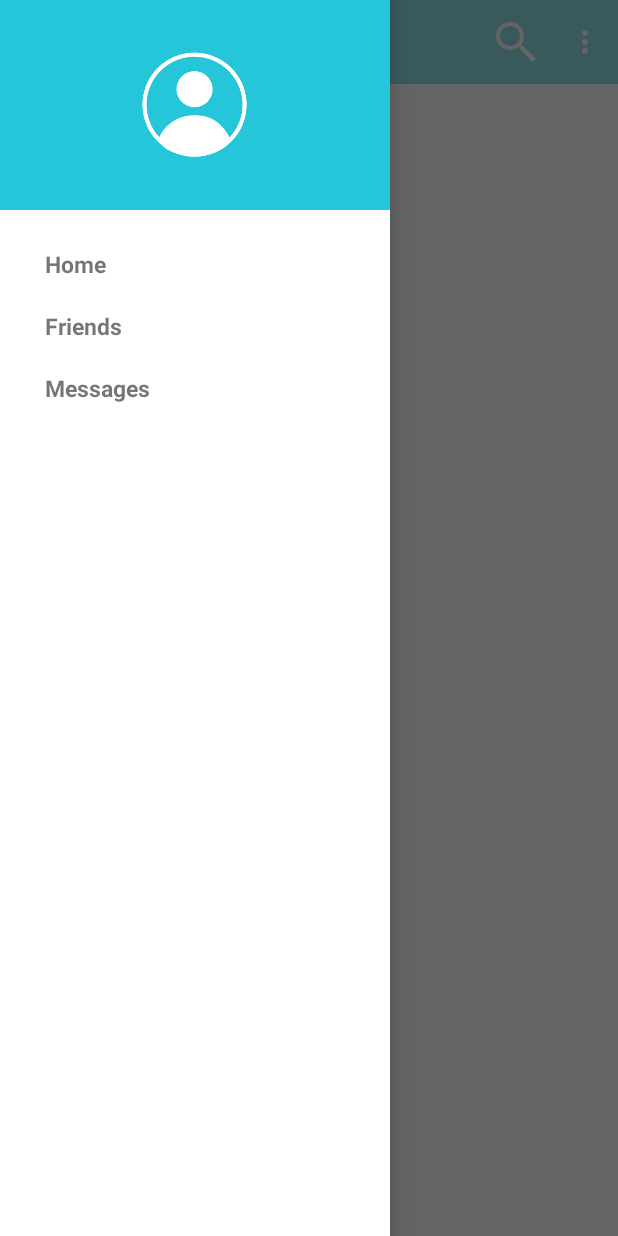
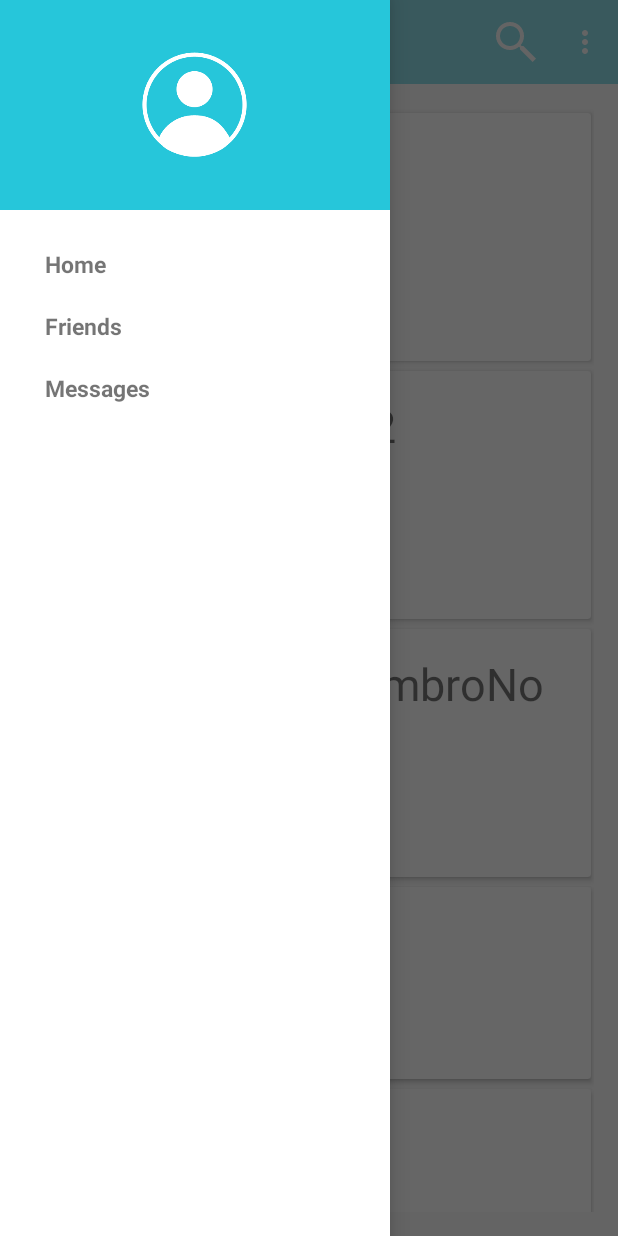
Before and after one commit to carolinags/gymapp, an Android app: the screen it shows after launch (MainActivity), with the side drawer open, on a phone screen of 412 x 824 dp. Run offline under Robolectric (Android 15) with nearby library versions, the phone set to English and light mode, and no system bars.

Commit message:
Finaly, CardView is working!

```diff
--- a/app/src/main/java/com/firstapp/zappts/firstapp/activity/HomeFragment.java
+++ b/app/src/main/java/com/firstapp/zappts/firstapp/activity/HomeFragment.java
@@ -7,6 +7,7 @@ package com.firstapp.zappts.firstapp.activity;
 import android.app.Activity;
 import android.os.Bundle;
 import android.support.v4.app.Fragment;
+import android.support.v4.app.FragmentActivity;
 import android.support.v7.widget.LinearLayoutManager;
 import android.support.v7.widget.RecyclerView;
 import android.view.LayoutInflater;
@@ -27,22 +28,23 @@ public class HomeFragment extends Fragment {
     @Override
     public void onCreate(Bundle savedInstanceState) {
         super.onCreate(savedInstanceState);
-
-        rv=(RecyclerView)getView().findViewById(R.id.rv);
-
-        LinearLayoutManager llm = new LinearLayoutManager(getContext());
-        rv.setLayoutManager(llm);
-        rv.setHasFixedSize(true);
-
-        initializeData();
-        initializeAdapter();
     }
 
     @Override
     public View onCreateView(LayoutInflater inflater, ViewGroup container,
                              Bundle savedInstanceState) {
-        View rootView = inflater.inflate(R.layout.recycle_view, container, false);
+        View rootView = inflater.inflate(R.layout.fragment_home, container, false);
 
+        final FragmentActivity c = getActivity();
+        final RecyclerView recyclerView = (RecyclerView) rootView.findViewById(R.id.rv);
+        LinearLayoutManager layoutManager = new LinearLayoutManager(c);
+        recyclerView.setLayoutManager(layoutManager);
+        recyclerView.setHasFixedSize(true);
+
+        initializeData();
+
+        RecycleViewAdapter adapter = new RecycleViewAdapter(persons);
+        recyclerView.setAdapter(adapter);
 
         // Inflate the layout for this fragment
         return rootView;
@@ -60,13 +62,13 @@ public class HomeFragment extends Fragment {
 
     private void initializeData(){
         persons = new ArrayList<>();
-        persons.add(new Person("Emma Wilson", "23 years old", R.drawable.cross1));
-        persons.add(new Person("Lavery Maiss", "25 years old", R.drawable.cross2));
-        persons.add(new Person("Lillie Watts", "35 years old", R.drawable.cross3));
-    }
-
-    private void initializeAdapter(){
-        RecycleViewAdapter adapter = new RecycleViewAdapter(persons);
-        rv.setAdapter(adapter);
+        persons.add(new Person("Stiff", "Treino A", R.drawable.cross1));
+        persons.add(new Person("Stiff 2", "Treino A", R.drawable.cross2));
+        persons.add(new Person("NoLembroNome", "Treino B", R.drawable.cross3));
+        persons.add(new Person("Terra", "Treino B", R.drawable.cross4));
+        persons.add(new Person("Puxada", "Treino B", R.drawable.cross5));
+        persons.add(new Person("Supino", "Treino A", R.drawable.cross6));
+        persons.add(new Person("Agachamento", "Treino A", R.drawable.cross7));
+        persons.add(new Person("Remada", "Treino B", R.drawable.cross8));
     }
 }
--- a/app/src/main/java/com/firstapp/zappts/firstapp/activity/Person.java
+++ b/app/src/main/java/com/firstapp/zappts/firstapp/activity/Person.java
@@ -4,37 +4,13 @@ package com.firstapp.zappts.firstapp.activity;
  * Created by zappts on 3/14/16.
  */
 public class Person {
-    String name;
-    String age;
-    int photoId;
+    public String name;
+    public String age;
+    public int photoId;
 
     Person(String name, String age, int photoId) {
         this.name = name;
         this.age = age;
         this.photoId = photoId;
     }
-
-    public String getName() {
-        return name;
-    }
-
-    public void setName(String n) {
-        this.name = n;
-    }
-
-    public String getAge() {
-        return age;
-    }
-
-    public void setAge(String ag) {
-        this.age = ag;
-    }
-
-    public int getPhotoId() {
-        return photoId;
-    }
-
-    public void setPhotoId(int photo) {
-        this.photoId = photo;
-    }
 }
--- a/app/src/main/java/com/firstapp/zappts/firstapp/adapter/RecycleViewAdapter.java
+++ b/app/src/main/java/com/firstapp/zappts/firstapp/adapter/RecycleViewAdapter.java
@@ -16,7 +16,7 @@ import java.util.List;
 /**
  * Created by zappts on 3/14/16.
  */
-public class RecycleViewAdapter extends RecyclerView.Adapter<RecycleViewAdapter.PersonViewHolder>{
+public class RecycleViewAdapter extends RecyclerView.Adapter<RecycleViewAdapter.PersonViewHolder> {
 
     public static class PersonViewHolder extends RecyclerView.ViewHolder {
 
@@ -27,7 +27,7 @@ public class RecycleViewAdapter extends RecyclerView.Adapter<RecycleViewAdapter.
 
         PersonViewHolder(View itemView) {
             super(itemView);
-            cv = (CardView)itemView.findViewById(R.id.cv);
+            cv = (CardView)itemView.findViewById(R.id.card);
             personName = (TextView)itemView.findViewById(R.id.person_name);
             personAge = (TextView)itemView.findViewById(R.id.person_age);
             personPhoto = (ImageView)itemView.findViewById(R.id.person_photo);
@@ -54,14 +54,14 @@ public class RecycleViewAdapter extends RecyclerView.Adapter<RecycleViewAdapter.
 
     @Override
     public void onBindViewHolder(PersonViewHolder personViewHolder, int i) {
-        Person person = persons.get(i);
-        personViewHolder.personName.setText(person.getName());
-        personViewHolder.personAge.setText(person.getAge());
-        personViewHolder.personPhoto.setImageResource(person.getPhotoId());
+        personViewHolder.personName.setText(persons.get(i).name);
+        personViewHolder.personAge.setText(persons.get(i).age);
+        personViewHolder.personPhoto.setImageResource(persons.get(i).photoId);
     }
 
     @Override
     public int getItemCount() {
+
         return persons.size();
     }
 }
--- a/app/src/main/res/layout/card_view.xml
+++ b/app/src/main/res/layout/card_view.xml
@@ -1,9 +1,11 @@
 <?xml version="1.0" encoding="utf-8"?>
-<android.support.v7.widget.CardView
-    xmlns:android="http://schemas.android.com/apk/res/android"
+<android.support.v7.widget.CardView xmlns:android="http://schemas.android.com/apk/res/android"
+    xmlns:app="http://schemas.android.com/apk/res-auto"
     android:layout_width="match_parent"
     android:layout_height="wrap_content"
-    android:id="@+id/cv"
+    android:id="@+id/card"
+    app:cardPreventCornerOverlap="false"
+    app:cardUseCompatPadding="true"
     >
 
     <RelativeLayout
--- a/app/src/main/res/layout/card_view_activity.xml
+++ b/app/src/main/res/layout/card_view_activity.xml
@@ -7,7 +7,7 @@
     <android.support.v7.widget.CardView
         android:layout_width="match_parent"
         android:layout_height="wrap_content"
-        android:id="@+id/cv"
+        android:id="@+id/card"
         >
 
         <RelativeLayout
```
Also changed, not shown: app/src/main/res/layout/fragment_home.xml (+6 -10 lines), app/src/main/res/drawable-nodpi/cross1.png, app/src/main/res/drawable-nodpi/cross2.png, app/src/main/res/drawable-nodpi/cross3.png.
